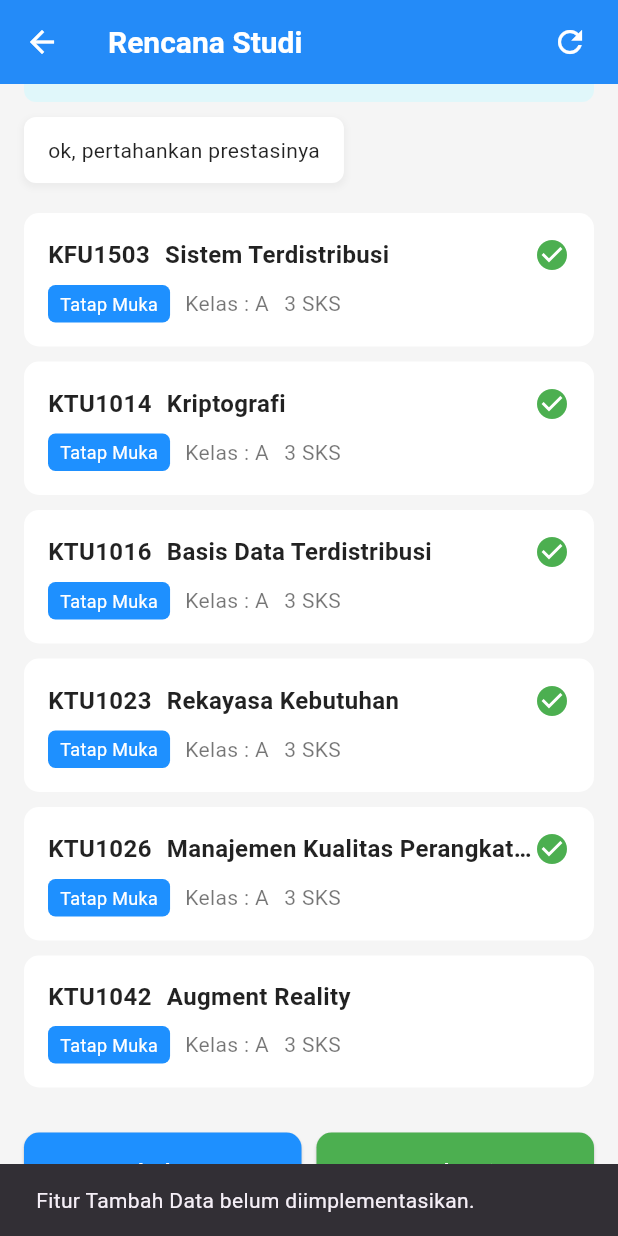
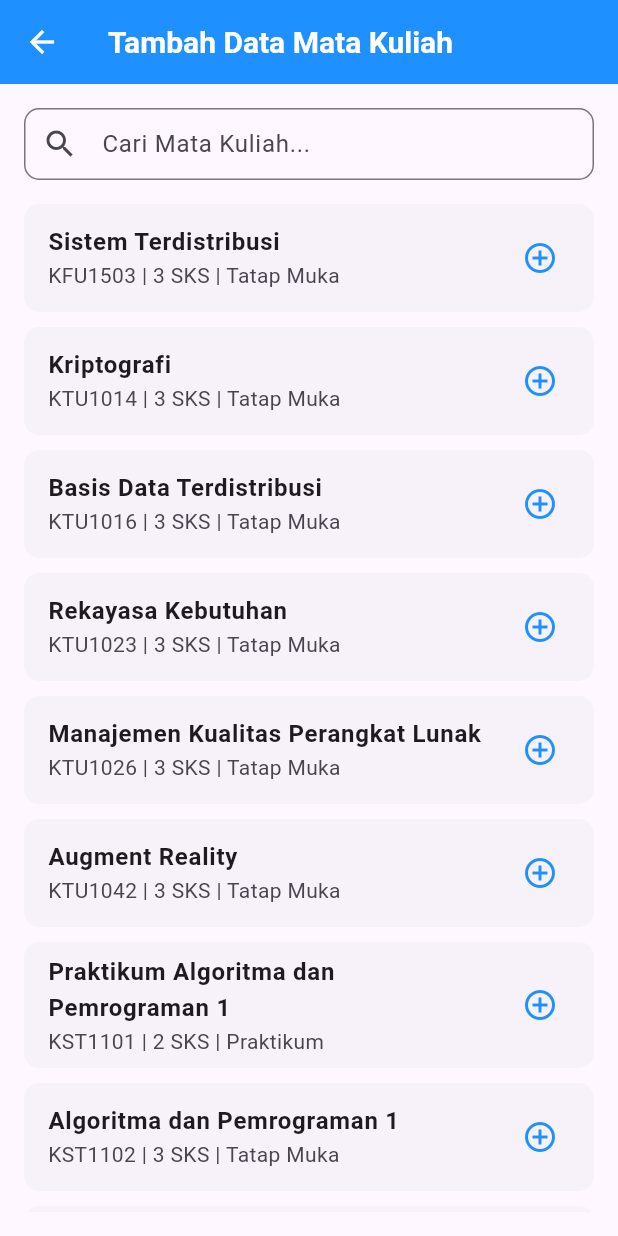
Before and after one commit to Azmi010/rekomendasi-mata-kuliah-sfs-clone, a Flutter app: the StudyPlanScreen screen opened directly, scrolled down 195 dp, after a tap on "Tambah Data", on a phone screen of 412 x 824 dp. Run offline on Flutter 3.47's test engine with Material 3 defaults, Android fonts, the phone set to English and light mode, and no system bars; our stand-ins replace firebase_auth, firebase_core, fl_chart; accounts and stored records are empty.

Commit message:
[FEAT] add course screen

```diff
--- a/lib/main.dart
+++ b/lib/main.dart
@@ -6,6 +6,7 @@ import 'package:sfs/services/auth_service.dart';
 import 'package:sfs/screens/auth/login_screen.dart';
 import 'package:sfs/screens/home/home_screen.dart';
 import 'package:sfs/screens/account/account_screen.dart';
+import 'package:sfs/services/course_service.dart';
 import 'package:sfs/widgets/bottom_navbar.dart';
 import 'firebase_options.dart';
 
@@ -31,6 +32,7 @@ class MyApp extends StatelessWidget {
           ),
         ),
         ChangeNotifierProvider(create: (_) => BottomNavBarProvider()),
+        Provider<CourseService>(create: (_) => CourseService()),
       ],
       child: MaterialApp(
         title: 'SISTER for Student',
--- /dev/null
+++ b/lib/models/course.dart
@@ -0,0 +1,31 @@
+class Course {
+  final String code;
+  final String name;
+  final String sks;
+  final String type;
+
+  Course({
+    required this.code,
+    required this.name,
+    required this.sks,
+    required this.type,
+  });
+
+  factory Course.fromJson(Map<String, dynamic> json) {
+    return Course(
+      code: json['code'] as String,
+      name: json['name'] as String,
+      sks: json['sks'] as String,
+      type: json['type'] as String,
+    );
+  }
+
+  Map<String, dynamic> toJson() {
+    return {
+      'code': code,
+      'name': name,
+      'sks': sks,
+      'type': type,
+    };
+  }
+}
--- /dev/null
+++ b/lib/screens/study_plan/add_course_screen.dart
@@ -0,0 +1,124 @@
+import 'package:flutter/material.dart';
+import 'package:provider/provider.dart';
+import 'package:sfs/models/course.dart';
+import 'package:sfs/services/course_service.dart';
+
+class AddCourseScreen extends StatefulWidget {
+  const AddCourseScreen({super.key});
+
+  @override
+  AddCourseScreenState createState() => AddCourseScreenState();
+}
+
+class AddCourseScreenState extends State<AddCourseScreen> {
+  final TextEditingController _searchController = TextEditingController();
+
+  List<Course> allCourses = [];
+  List<Course> filteredCourses = [];
+  bool _isLoading = true;
+
+  @override
+  void initState() {
+    super.initState();
+    _loadCourses();
+    _searchController.addListener(_filterCourses);
+  }
+
+  Future<void> _loadCourses() async {
+    setState(() {
+      _isLoading = true;
+    });
+    final courseService = Provider.of<CourseService>(context, listen: false);
+    allCourses = await courseService.getCourses();
+    _filterCourses();
+    setState(() {
+      _isLoading = false;
+    });
+  }
+
+  void _filterCourses() {
+    String searchTerm = _searchController.text.toLowerCase();
+    setState(() {
+      filteredCourses = allCourses
+          .where((course) =>
+              course.code.toLowerCase().contains(searchTerm) ||
+              course.name.toLowerCase().contains(searchTerm))
+          .toList();
+    });
+  }
+
+  @override
+  void dispose() {
+    _searchController.removeListener(_filterCourses);
+    _searchController.dispose();
+    super.dispose();
+  }
+
+  @override
+  Widget build(BuildContext context) {
+    return Scaffold(
+      appBar: AppBar(
+        title: const Text('Tambah Data Mata Kuliah', style: TextStyle(color: Colors.white)),
+        backgroundColor: const Color(0xFF1E90FF),
+        elevation: 0,
+        leading: IconButton(
+          icon: const Icon(Icons.arrow_back, color: Colors.white),
+          onPressed: () {
+            Navigator.pop(context);
+          },
+        ),
+      ),
+      body: Padding(
+        padding: const EdgeInsets.all(16.0),
+        child: Column(
+          children: [
+            // Kolom Pencarian
+            TextField(
+              controller: _searchController,
+              decoration: const InputDecoration(
+                hintText: 'Cari Mata Kuliah...',
+                prefixIcon: Icon(Icons.search),
+                border: OutlineInputBorder(
+                  borderRadius: BorderRadius.all(Radius.circular(10.0)),
+                  borderSide: BorderSide(color: Colors.grey),
+                ),
+                contentPadding: EdgeInsets.symmetric(vertical: 10.0, horizontal: 15.0),
+              ),
+            ),
+            const SizedBox(height: 16),
+
+            // Daftar Mata Kuliah
+            _isLoading
+                ? const Center(child: CircularProgressIndicator())
+                : Expanded(
+                    child: filteredCourses.isEmpty
+                        ? const Center(child: Text('Tidak ada mata kuliah yang ditemukan.'))
+                        : ListView.builder(
+                            itemCount: filteredCourses.length,
+                            itemBuilder: (context, index) {
+                              final course = filteredCourses[index];
+                              return Card(
+                                margin: const EdgeInsets.only(bottom: 10),
+                                elevation: 0,
+                                shape: RoundedRectangleBorder(borderRadius: BorderRadius.circular(10)),
+                                child: ListTile(
+                                  title: Text(
+                                    course.name,
+                                    style: const TextStyle(fontWeight: FontWeight.bold),
+                                  ),
+                                  subtitle: Text('${course.code} | ${course.sks} | ${course.type}'),
+                                  trailing: const Icon(Icons.add_circle_outline, color: Color(0xFF1E90FF)),
+                                  onTap: () {
+                                    Navigator.pop(context, course);
+                                  },
+                                ),
+                              );
+                            },
+                          ),
+                  ),
+          ],
+        ),
+      ),
+    );
+  }
+}
--- a/lib/screens/study_plan/study_plan_screen.dart
+++ b/lib/screens/study_plan/study_plan_screen.dart
@@ -1,4 +1,5 @@
 import 'package:flutter/material.dart';
+import 'package:sfs/screens/study_plan/add_course_screen.dart';
 
 class StudyPlanScreen extends StatelessWidget {
   const StudyPlanScreen({super.key});
@@ -227,10 +228,10 @@ class StudyPlanScreen extends StatelessWidget {
                 Expanded(
                   child: ElevatedButton(
                     onPressed: () {
-                      ScaffoldMessenger.of(context).showSnackBar(
-                        const SnackBar(
-                            content: Text(
-                                'Fitur Tambah Data belum diimplementasikan.')),
+                      Navigator.push(
+                        context,
+                        MaterialPageRoute(
+                            builder: (context) => const AddCourseScreen()),
                       );
                     },
                     style: ElevatedButton.styleFrom(
@@ -250,8 +251,7 @@ class StudyPlanScreen extends StatelessWidget {
                 Expanded(
                   child: ElevatedButton(
                     onPressed: () {
-                      _showCompleteKRSConfirmation(
-                          context);
+                      _showCompleteKRSConfirmation(context);
                     },
                     style: ElevatedButton.styleFrom(
                       backgroundColor: Colors.green,
@@ -388,8 +388,7 @@ class StudyPlanScreen extends StatelessWidget {
                 );
               },
               style: ElevatedButton.styleFrom(
-                backgroundColor:
-                    Colors.green,
+                backgroundColor: Colors.green,
               ),
               child: const Text('Selesaikan',
                   style: TextStyle(color: Colors.white)),
--- /dev/null
+++ b/lib/services/course_service.dart
@@ -0,0 +1,40 @@
+import 'package:sfs/models/course.dart';
+
+class CourseService {
+  // Data dummy mata kuliah
+  final List<Course> _allCourses = [
+    Course(code: 'KFU1503', name: 'Sistem Terdistribusi', sks: '3 SKS', type: 'Tatap Muka'),
+    Course(code: 'KTU1014', name: 'Kriptografi', sks: '3 SKS', type: 'Tatap Muka'),
+    Course(code: 'KTU1016', name: 'Basis Data Terdistribusi', sks: '3 SKS', type: 'Tatap Muka'),
+    Course(code: 'KTU1023', name: 'Rekayasa Kebutuhan', sks: '3 SKS', type: 'Tatap Muka'),
+    Course(code: 'KTU1026', name: 'Manajemen Kualitas Perangkat Lunak', sks: '3 SKS', type: 'Tatap Muka'),
+    Course(code: 'KTU1042', name: 'Augment Reality', sks: '3 SKS', type: 'Tatap Muka'),
+    Course(code: 'KST1101', name: 'Praktikum Algoritma dan Pemrograman 1', sks: '2 SKS', type: 'Praktikum'),
+    Course(code: 'KST1102', name: 'Algoritma dan Pemrograman 1', sks: '3 SKS', type: 'Tatap Muka'),
+    Course(code: 'KST1201', name: 'Struktur Data', sks: '3 SKS', type: 'Tatap Muka'),
+    Course(code: 'KST1202', name: 'Sistem Basis Data', sks: '3 SKS', type: 'Tatap Muka'),
+    Course(code: 'KST1203', name: 'Teori Graf', sks: '2 SKS', type: 'Tatap Muka'),
+    Course(code: 'KST1204', name: 'Pemrograman Berorientasi Objek', sks: '3 SKS', type: 'Tatap Muka'),
+    Course(code: 'KST1205', name: 'Interaksi Manusia dan Komputer', sks: '3 SKS', type: 'Tatap Muka'),
+    Course(code: 'KST1306', name: 'Pemrograman SQL', sks: '3 SKS', type: 'Tatap Muka'),
+    Course(code: 'KST1308', name: 'Administrasi Sistem', sks: '2 SKS', type: 'Tatap Muka'),
+  ];
+
+  Future<List<Course>> getCourses() async {
+    await Future.delayed(const Duration(milliseconds: 500));
+    return List.from(_allCourses);
+  }
+
+  Future<List<Course>> searchCourses(String searchTerm) async {
+    await Future.delayed(const Duration(milliseconds: 300));
+    if (searchTerm.isEmpty) {
+      return List.from(_allCourses);
+    }
+    String lowerCaseSearchTerm = searchTerm.toLowerCase();
+    return _allCourses
+        .where((course) =>
+            course.code.toLowerCase().contains(lowerCaseSearchTerm) ||
+            course.name.toLowerCase().contains(lowerCaseSearchTerm))
+        .toList();
+  }
+}
```
